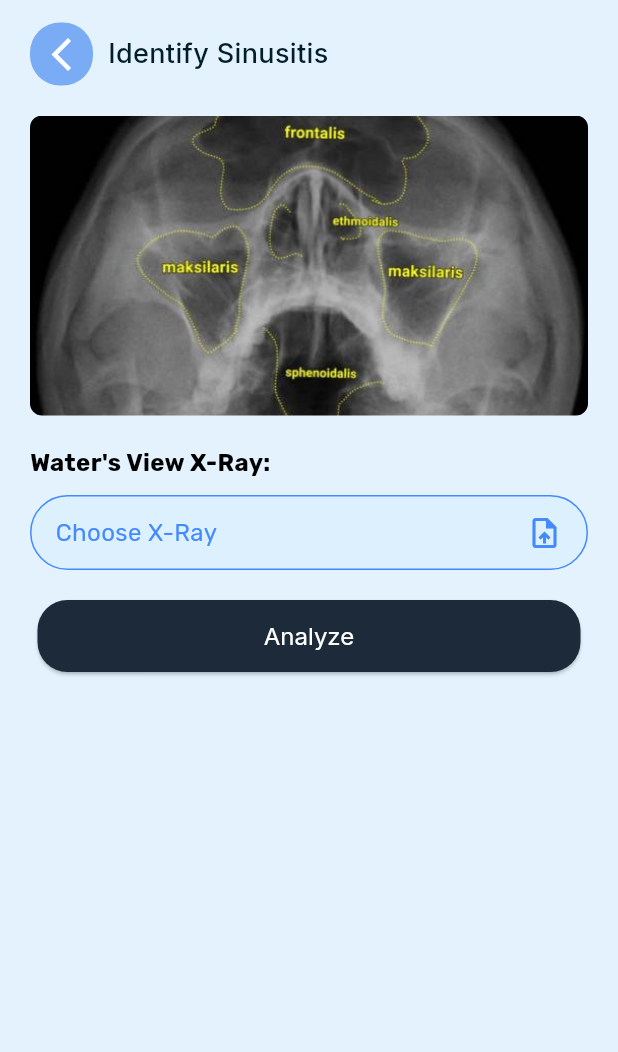
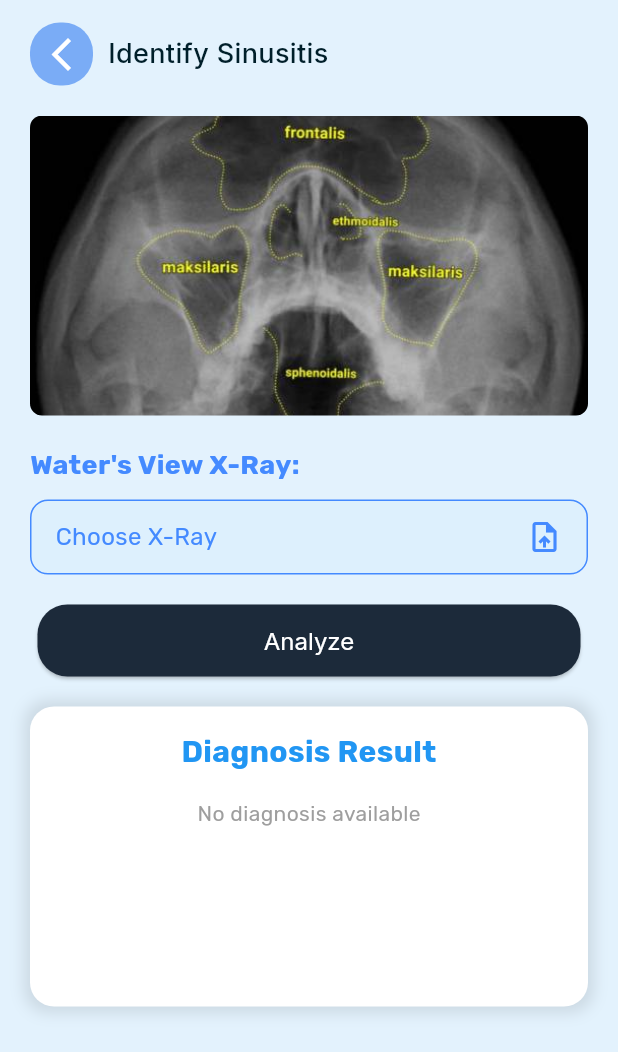
Before and after one commit to 24-25J-097/ent-disease-detection-mobile-app, a Flutter app: the SinusitisAnaliseForm screen opened directly, on a phone screen of 412 x 824 dp. Shown: the top 1052 px of the screen. Run offline on Flutter 3.47's test engine with Material 3 defaults, Android fonts, the phone set to English and light mode, and no system bars; our stand-ins replace dio, firebase_auth, firebase_core, firebase_database, flutter_easyloading, fluttertoast and 5 more; missing offline and left inert: dio_http_cache, flutter_overlay_loader; accounts and stored records are empty; generated files the repository leaves out were written again.

Commit message:
Design Changes

```diff
--- a/lib/models/sinusitis_result.dart
+++ b/lib/models/sinusitis_result.dart
@@ -2,19 +2,24 @@ part of 'models.dart';
 
 @JsonSerializable(explicitToJson: true)
 class SinusitisResult {
+  final bool isSinusitis;
+
   final SinusitisResultEnum prediction;
 
   @JsonKey(name: 'confidence_score')
   final num confidenceScore;
 
-  SinusitisResult({required this.prediction, required this.confidenceScore});
+  final String label;
+
+  final String suggestions;
+
+  SinusitisResult({required this.isSinusitis, required this.label, required this.suggestions, required this.prediction, required this.confidenceScore});
 
   /// Connect the generated [_$CityFromJson] function to the `fromJson` factory.
   factory SinusitisResult.fromJson(Map<String, dynamic> json) => _$SinusitisResultFromJson(json);
 
   /// Connect the generated [_$SinusitisResultToJson] function to the `toJson` method.
   Map<String, dynamic> toJson() => _$SinusitisResultToJson(this);
-
 
   MaterialColor getStatusColor() {
     return StatusColors.getColor(prediction);
--- a/lib/screens/guests/dashboard.dart
+++ b/lib/screens/guests/dashboard.dart
@@ -1,6 +1,6 @@
 import 'package:ent_insight_app/screens/cholesteatoma/cholesteatoma_diagnosis_form.dart';
 import 'package:ent_insight_app/screens/pharyngitis/create_pharyngitis_report.dart';
-import 'package:ent_insight_app/screens/sinusitis/detect-form.dart';
+import 'package:ent_insight_app/screens/sinusitis/sinusitis_analyze_form.dart';
 import 'package:ent_insight_app/utils/theme_consts.dart';
 import 'package:flutter/material.dart';
 import 'package:google_fonts/google_fonts.dart';
--- a/lib/screens/sinusitis/detect-form.dart
+++ b/lib/screens/sinusitis/sinusitis_analyze_form.dart
@@ -147,7 +147,24 @@ class _SinusitisAnaliseFormState extends State<SinusitisAnaliseForm> {
                     title: "Identify Sinusitis",
                   ),
                   const SizedBox(height: 20),
-                  Container(
+                  analysisResult != null && _imageController.name.isNotEmpty
+                      ? ClipRRect(
+                          borderRadius: BorderRadius.circular(8.0),
+                          child: Image.file(
+                            File(_imageController.path),
+                            // width: MediaQuery.of(context).size.width - 40,
+                            // height: 200,
+                            width: 220,
+                            fit: BoxFit.cover,
+                            errorBuilder: (context, error, stackTrace) {
+                              if (kDebugMode) {
+                                print(":::::::::::::::::::::::: FadeInImage imageErrorBuilder: ${error.toString()}");
+                              }
+                              return Image.asset('assets/images/img-placeholder.jpg', fit: BoxFit.cover);
+                            },
+                          ),
+                        )
+                      : Container(
                           height: 200,
                           decoration: BoxDecoration(
                             borderRadius: BorderRadius.circular(8),
@@ -155,19 +172,20 @@ class _SinusitisAnaliseFormState extends State<SinusitisAnaliseForm> {
                               image: AssetImage(
                                 "assets/images/sinusitis.png",
                               ),
-                            fit: BoxFit.fitWidth),
+                              fit: BoxFit.fitWidth,
+                            ),
                           )),
                   const SizedBox(height: 20),
                   // File Picker Section
                   Column(
                     crossAxisAlignment: CrossAxisAlignment.start,
                     children: [
-                      Text(
+                      const Text(
                         "Water's View X-Ray:",
                         style: TextStyle(
                           fontWeight: FontWeight.bold,
-                          fontSize: 16,
-                          color: fileError == null ? Colors.black : Colors.red,
+                          fontSize: 18,
+                          color: Colors.blueAccent,
                         ),
                       ),
                       const SizedBox(height: 10),
@@ -176,7 +194,7 @@ class _SinusitisAnaliseFormState extends State<SinusitisAnaliseForm> {
                         child: Container(
                           padding: const EdgeInsets.symmetric(horizontal: 16, vertical: 12),
                           decoration: BoxDecoration(
-                            borderRadius: BorderRadius.circular(50),
+                            borderRadius: BorderRadius.circular(12),
                             color: const Color(0x1492dbff),
                             border: Border.all(
                               color: fileError == null ? Colors.blueAccent : Colors.red,
@@ -239,43 +257,82 @@ class _SinusitisAnaliseFormState extends State<SinusitisAnaliseForm> {
                       ),
                     ),
                   ),
-                  if (analysisResult != null)
-                    Column(
-                      mainAxisSize: MainAxisSize.min,
-                      crossAxisAlignment: CrossAxisAlignment.center,
+                  Container(
+                    padding: const EdgeInsets.all(16),
+                    width: double.infinity,
+                    constraints: const BoxConstraints(
+                      maxWidth: 600, // Equivalent to max-w-lg
+                      minHeight: 200, // Equivalent to min-h-[200px]
+                    ),
+                    decoration: BoxDecoration(
+                      color: Colors.white,
+                      borderRadius: BorderRadius.circular(16),
+                      boxShadow: [
+                        BoxShadow(
+                          color: Colors.black.withOpacity(0.1),
+                          blurRadius: 8,
+                          spreadRadius: 4,
+                        ),
+                      ],
+                    ),
+                    child: Column(
+                      crossAxisAlignment: CrossAxisAlignment.start,
                       children: [
-                        if (_imageController.name.isNotEmpty)
-                          ClipRRect(
-                            borderRadius: BorderRadius.circular(8.0),
-                            child: Image.file(
-                              File(_imageController.path),
-                              width: 220,
-                              fit: BoxFit.cover,
-                              errorBuilder: (context, error, stackTrace) {
-                                if (kDebugMode) {
-                                  print(":::::::::::::::::::::::: FadeInImage imageErrorBuilder: ${error.toString()}");
-                                }
-                                return Image.asset('assets/images/img-placeholder.jpg', fit: BoxFit.cover);
-                              },
+                        Align(
+                          alignment: Alignment.center,
+                          child: Text(
+                            'Diagnosis Result',
+                            style: TextStyle(
+                              color: Colors.blue[500],
+                              fontSize: 20,
+                              fontWeight: FontWeight.bold,
+                            ),
+                            textAlign: TextAlign.center,
                           ),
                         ),
-                        const SizedBox(height: 10),
-                        Text(
-                          analysisResult?.prediction == SinusitisResultEnum.invalid ? "Invalid Image" : "Sinusitis Severity: ${analysisResult?.prediction.name}",
-                          style: TextStyle(
-                            fontSize: 18,
-                            fontWeight: FontWeight.bold,
-                            color: analysisResult?.getStatusColor(),
+                        const SizedBox(height: 16),
+                        analysisResult != null
+                            ? analysisResult?.prediction == SinusitisResultEnum.invalid
+                                ? InformationRow(
+                                    label: 'Invalid:',
+                                    value: analysisResult!.suggestions,
+                                    valueColor: Colors.black,
+                                  )
+                                : Column(
+                                    crossAxisAlignment: CrossAxisAlignment.start,
+                                    children: [
+                                      InformationRow(
+                                        label: 'Sinusitis Identified:',
+                                        value: analysisResult?.isSinusitis != null ? (analysisResult?.isSinusitis == true ? 'Yes' : 'No') : 'Unknown', // Handle null case
+                                        valueColor: (analysisResult?.isSinusitis == true ? Colors.red : Colors.green), // Handle null case
                                       ),
+                                      InformationRow(
+                                        label: 'Current Stage:',
+                                        value: analysisResult?.label ?? 'N/A',
+                                        valueColor: analysisResult!.getStatusColor(),
                                       ),
-                        const SizedBox(height: 10),
-                        Text(
-                          analysisResult?.prediction == SinusitisResultEnum.invalid ? "The uploaded file is not a valid X-Ray." : "Analysis successfully completed.",
-                          textAlign: TextAlign.center,
-                          style: const TextStyle(color: Colors.black54),
+                                      InformationRow(
+                                        label: 'Suggestions:',
+                                        value: analysisResult?.suggestions ?? 'No suggestions available',
+                                        valueColor: Colors.black,
+                                      ),
+                                      InformationRow(
+                                        label: 'Confidence Score:',
+                                        value: ((analysisResult!.confidenceScore * 100).floor() / 100).toStringAsFixed(2),
+                                        valueColor: Colors.black,
                                       ),
                                     ],
                                   )
+                            : Align(
+                                alignment: Alignment.center,
+                                child: Text(
+                                  'No diagnosis available',
+                                  style: TextStyle(color: Colors.grey[500], fontSize: 14),
+                                ),
+                              ),
+                      ],
+                    ),
+                  ),
                 ],
               ),
             ),
--- /dev/null
+++ b/lib/widgets/cards/result_info_row.dart
@@ -0,0 +1,35 @@
+part of '../widgets.g.dart';
+
+class InformationRow extends StatelessWidget {
+  final String label;
+  final String value;
+  final Color valueColor;
+
+  const InformationRow({super.key, required this.label, required this.value, required this.valueColor});
+
+  @override
+  Widget build(BuildContext context) {
+    return Padding(
+      padding: const EdgeInsets.only(bottom: 8),
+      child: RichText(
+        text: TextSpan(
+          children: [
+            TextSpan(
+              text: '$label  ',
+              style: const TextStyle(
+                fontWeight: FontWeight.bold,
+                color: Colors.black,
+              ),
+            ),
+            TextSpan(
+              text: value,
+              style: TextStyle(
+                color: valueColor,
+              ),
+            ),
+          ],
+        ),
+      ),
+    );
+  }
+}
```
Also changed, not shown: lib/models/models.g.dart, lib/widgets/widgets.g.dart. Lines whose indentation alone changed are shown as unchanged.
